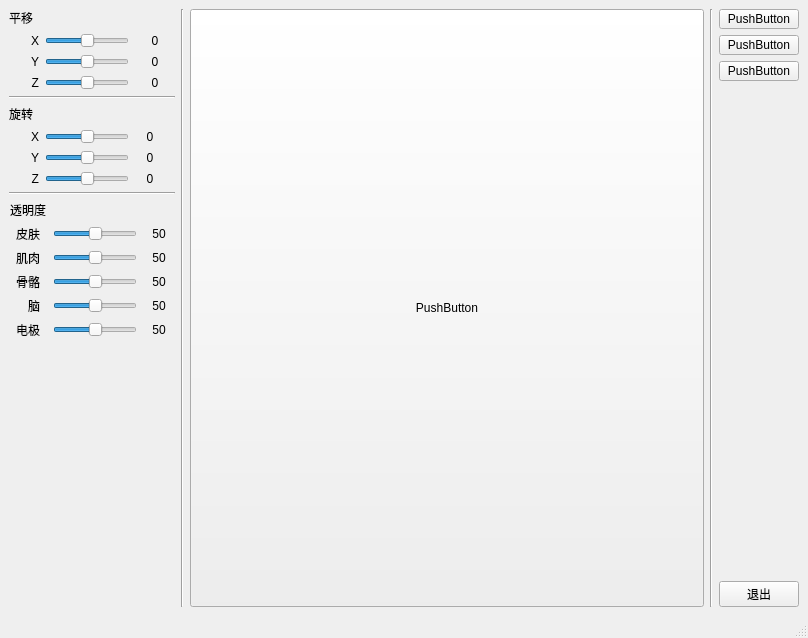
Above: QtVtkDemo/mainwindow.ui from gongch/QtVtkDemo before the change. Below: the same form after it.
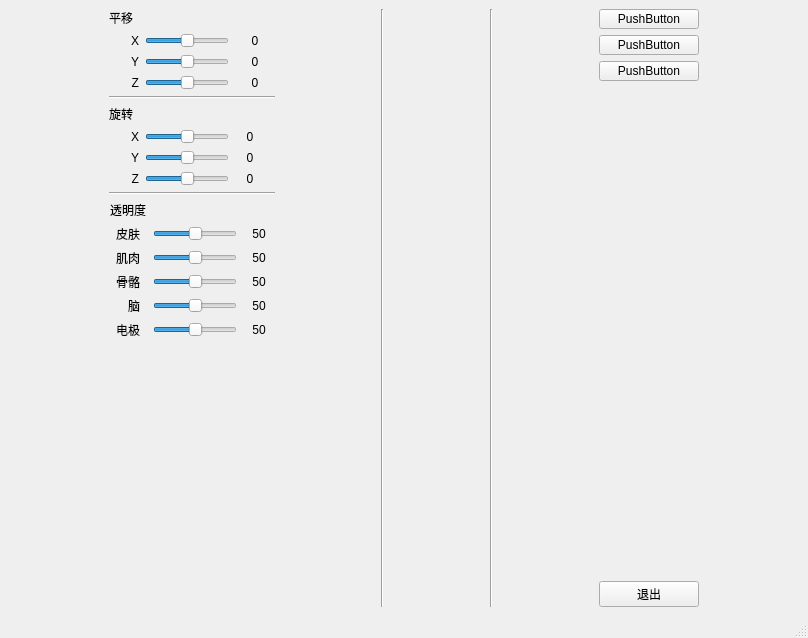
That is the form after the change.

What changed in the file:
```diff
--- a/QtVtkDemo/mainwindow.ui
+++ b/QtVtkDemo/mainwindow.ui
@@ -1046,17 +1046,7 @@
      </widget>
     </item>
     <item>
-     <widget class="QPushButton" name="pushButton">
-      <property name="sizePolicy">
-       <sizepolicy hsizetype="Expanding" vsizetype="Expanding">
-        <horstretch>0</horstretch>
-        <verstretch>0</verstretch>
-       </sizepolicy>
-      </property>
-      <property name="text">
-       <string>PushButton</string>
-      </property>
-     </widget>
+     <layout class="QVBoxLayout" name="vlVtk"/>
     </item>
     <item>
      <widget class="Line" name="line_4">
@@ -1132,6 +1122,12 @@
           <verstretch>0</verstretch>
          </sizepolicy>
         </property>
+        <property name="maximumSize">
+         <size>
+          <width>100</width>
+          <height>16777215</height>
+         </size>
+        </property>
         <property name="text">
          <string/>
         </property>
@@ -1139,6 +1135,12 @@
       </item>
       <item>
        <widget class="QPushButton" name="bExit">
+        <property name="maximumSize">
+         <size>
+          <width>100</width>
+          <height>16777215</height>
+         </size>
+        </property>
         <property name="text">
          <string>退出</string>
         </property>
```
